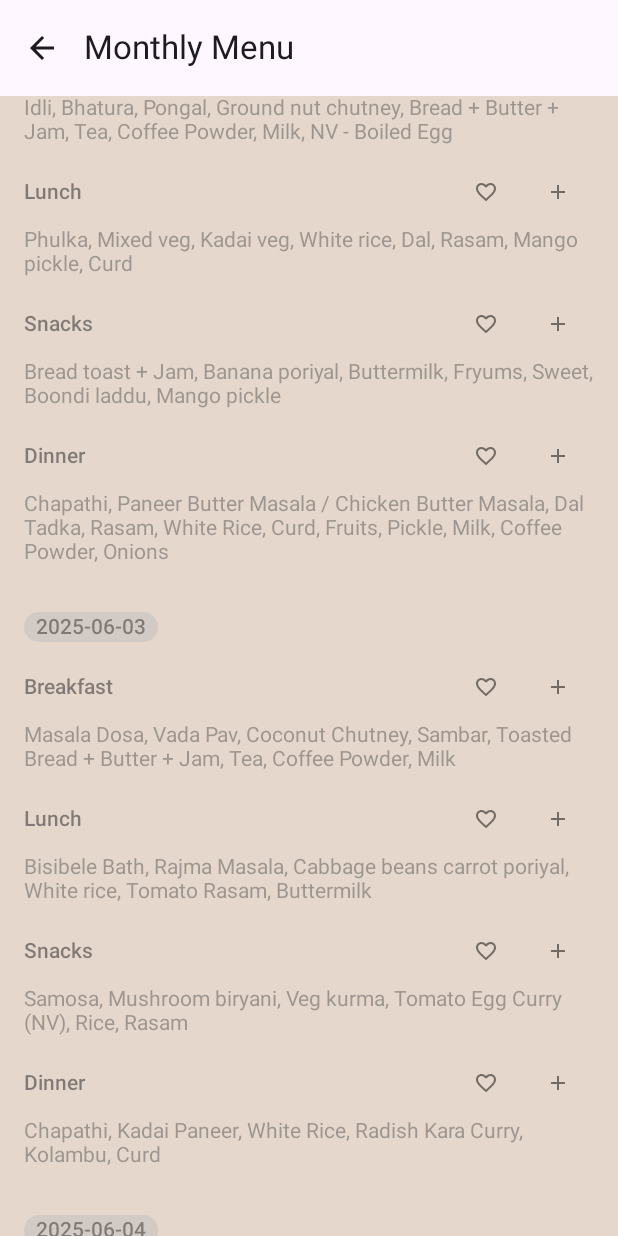
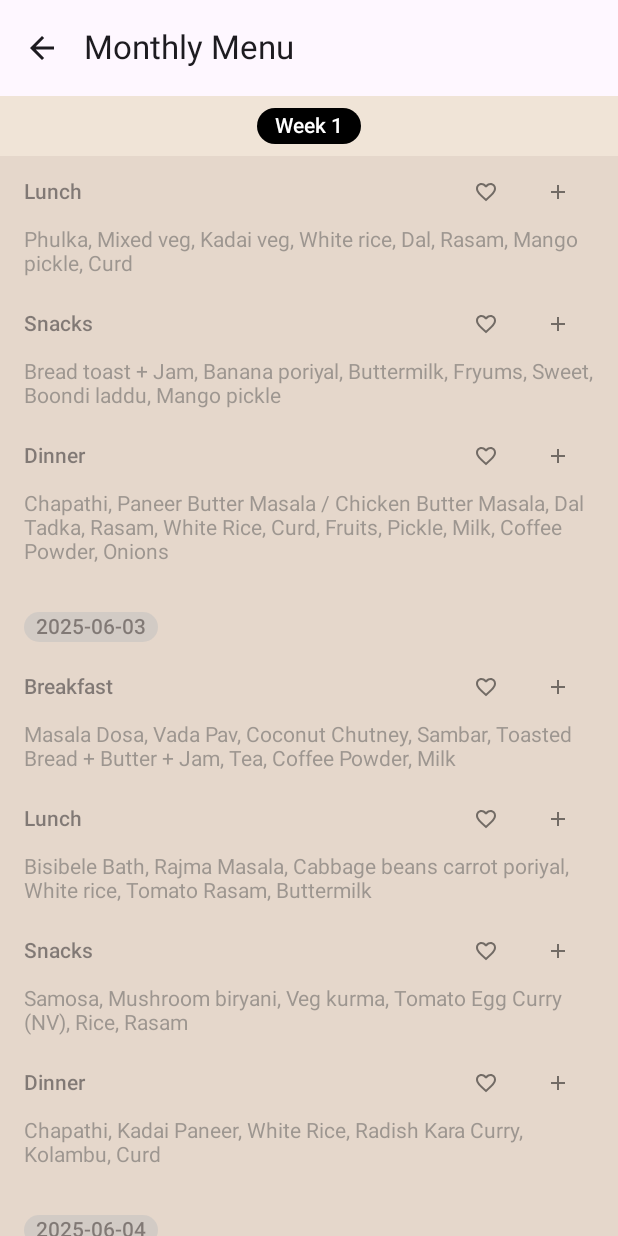
Before and after one commit to a-d-iii/-koitlin, an Android app built with Jetpack Compose: the composable MonthlyMenuScreen shown on its own in the app's theme, scrolled down 532 dp, on a phone screen of 412 x 824 dp. Run offline under Robolectric (Android 15) with nearby library versions, the phone set to English and light mode, and no system bars.

Commit message:
Fix sticky header animation

```diff
--- a/app/src/main/java/com/example/basic/MonthlyMenuScreen.kt
+++ b/app/src/main/java/com/example/basic/MonthlyMenuScreen.kt
@@ -4,6 +4,8 @@ import androidx.compose.foundation.background
 import androidx.compose.foundation.layout.*
 import androidx.compose.foundation.lazy.LazyColumn
 import androidx.compose.foundation.lazy.items
+import androidx.compose.foundation.lazy.stickyHeader
+import androidx.compose.foundation.lazy.animateItemPlacement
 import androidx.compose.material.icons.Icons
 import androidx.compose.material.icons.filled.Add
 import androidx.compose.material.icons.filled.ArrowBack
@@ -118,8 +120,12 @@ fun MonthlyMenuScreen(onBack: () -> Unit) {
     ) { padding ->
         LazyColumn(modifier = Modifier.padding(padding)) {
             weeks.forEach { week ->
-                item {
-                    WeekHeader(title = week.title, color = week.color, dayColor = week.dayColor)
+                stickyHeader {
+                    WeekHeader(
+                        title = week.title,
+                        color = week.color,
+                        modifier = Modifier.animateItemPlacement()
+                    )
                 }
                 items(week.days) { day ->
                     DayBlock(
@@ -138,9 +144,9 @@ fun MonthlyMenuScreen(onBack: () -> Unit) {
 }
 
 @Composable
-private fun WeekHeader(title: String, color: Color, dayColor: Color) {
+private fun WeekHeader(title: String, color: Color, modifier: Modifier = Modifier) {
     Box(
-        modifier = Modifier
+        modifier = modifier
             .fillMaxWidth()
             .background(color)
             .padding(8.dp)
```
Also changed, not shown: 1 other file.
